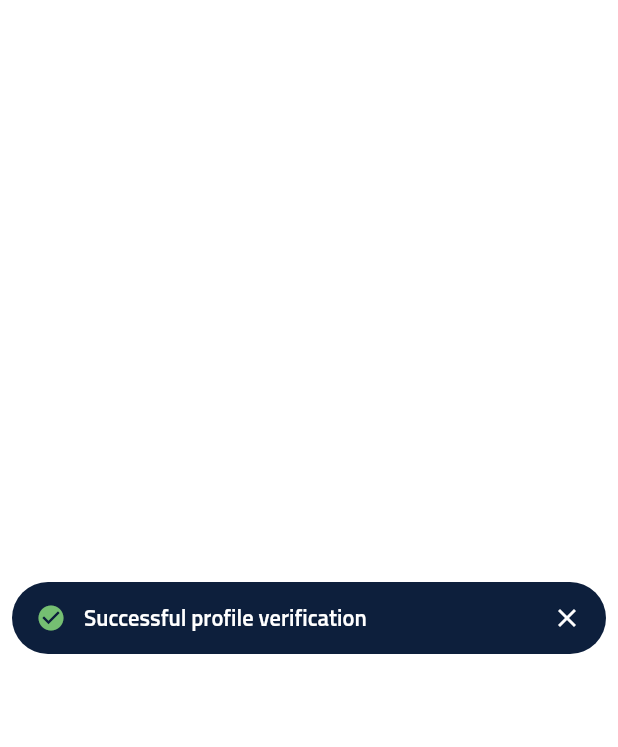
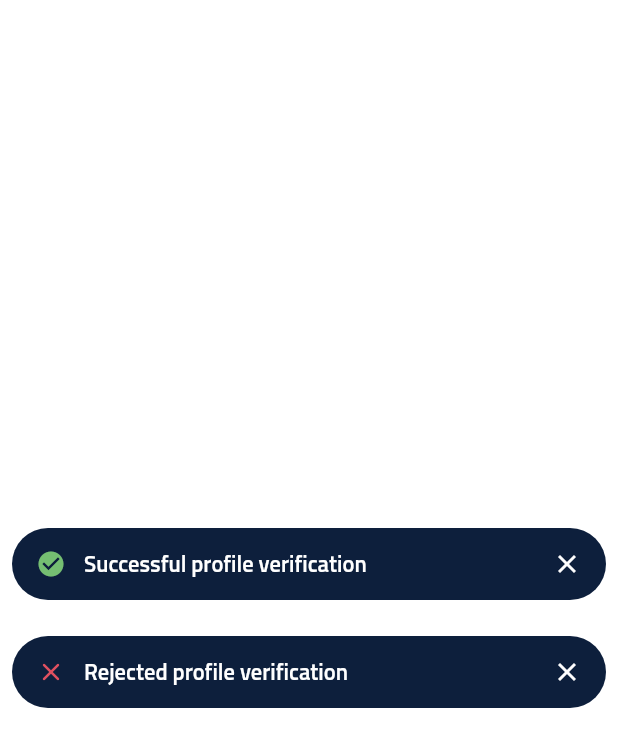
Before and after one commit to hablebuble/whollet, a Flutter app: the screen it shows after launch, on a phone screen of 412 x 824 dp. Shown: the top 747 px of the screen. Run offline on Flutter 3.47's test engine with Material 2 defaults, Android fonts, the phone set to English and light mode, and no system bars.

Commit message:
Create rejected notification

```diff
--- a/lib/main.dart
+++ b/lib/main.dart
@@ -1,3 +1,4 @@
+import 'package:Whollet/widgets/rejected_notification.dart';
 import 'package:Whollet/widgets/succesfull_notification.dart';
 import 'package:flutter/material.dart';
 
@@ -41,7 +42,14 @@
         color: Colors.white,
         width: double.infinity,
         height: double.infinity,
-        child: Center(child: SuccesfullNotification()),
+        child: Center(child: Column(
+          mainAxisAlignment: MainAxisAlignment.center,
+          children: [
+            SuccesfullNotification(),
+            SizedBox(height: 24.0),
+            RejectedNotification(),
+          ],
+        )),
       ),
     );
   }
--- /dev/null
+++ b/lib/widgets/rejected_notification.dart
@@ -0,0 +1,39 @@
+import 'package:flutter/material.dart';
+import 'package:Whollet/constants/colors.dart';
+
+class RejectedNotification extends StatelessWidget {
+  @override
+  Widget build(BuildContext context) {
+    return Padding(
+      padding: const EdgeInsets.symmetric(horizontal: 8.0),
+      child: Container(
+        width: double.infinity,
+        height: 48.0,
+        decoration: BoxDecoration(
+            borderRadius: BorderRadius.circular(24.0),
+            color: midnightBlue
+
+        ),
+        child: Padding(
+          padding: const EdgeInsets.symmetric(horizontal: 16.0),
+          child: Row(
+            crossAxisAlignment: CrossAxisAlignment.center,
+            mainAxisAlignment: MainAxisAlignment.start,
+            children: [
+              Icon(Icons.close_rounded, color: red, size: 20.0,),
+              SizedBox(width: 12.0),
+              Text('Rejected profile verification', style: TextStyle(
+                fontFamily: "Titillium",
+                fontWeight: FontWeight.bold,
+                fontSize: 15.0,
+                color: white,
+              ),),
+              Spacer(),
+              Icon(Icons.close, color: white, size: 20,)
+            ],
+          ),
+        ),
+      ),
+    );
+  }
+}
```
